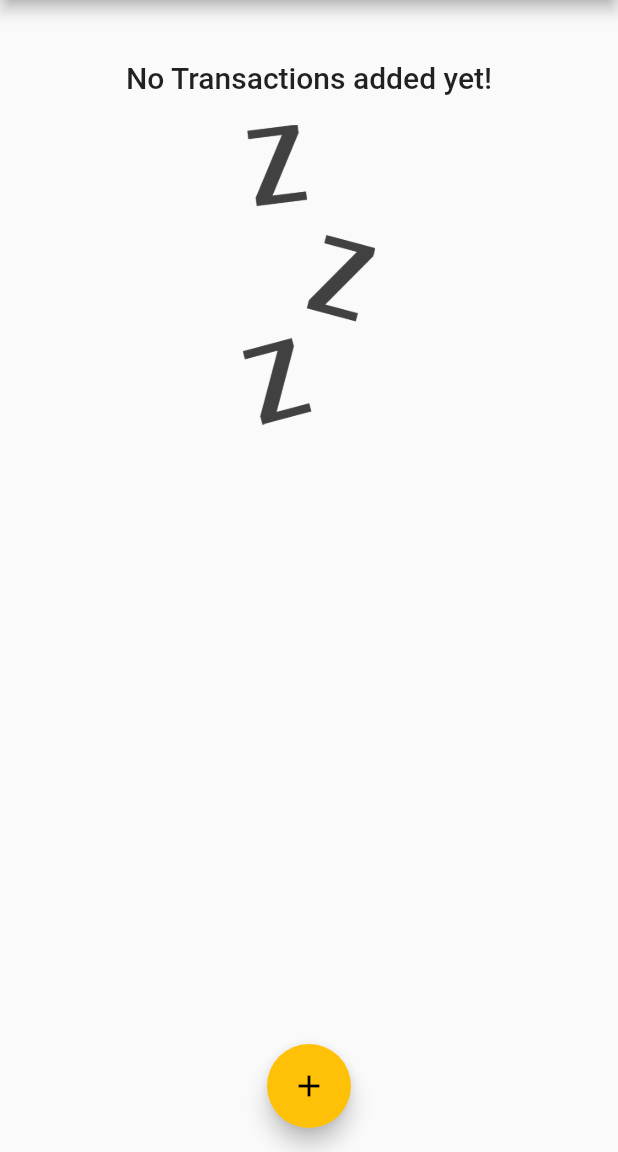
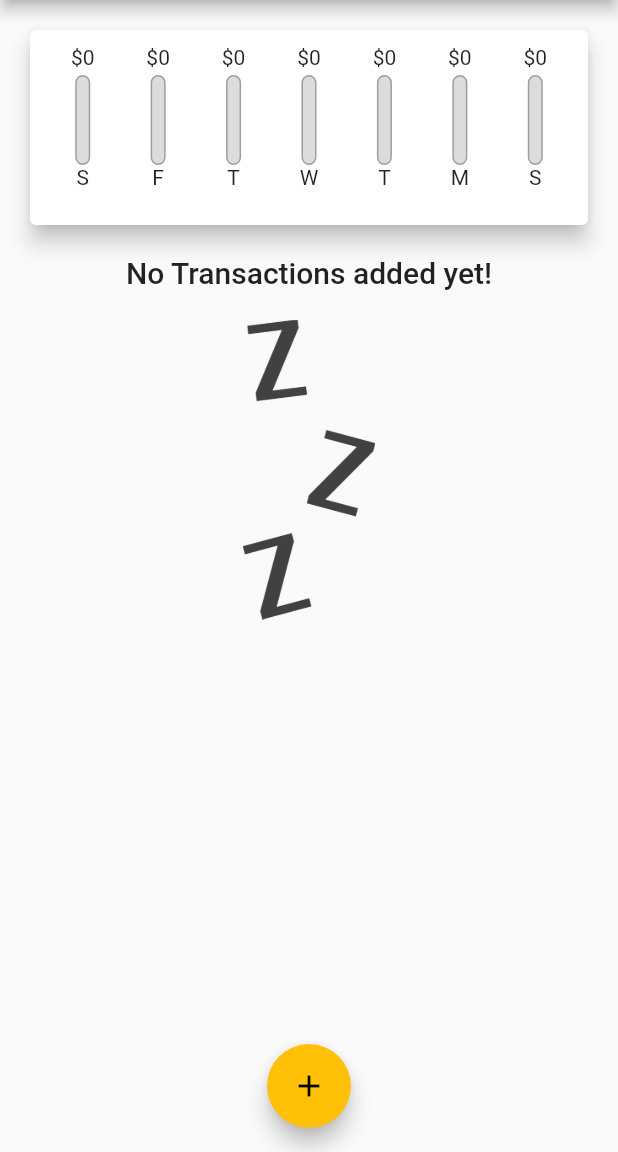
Before and after one commit to MukhammedAli/PersonalExpensesTracker, a Flutter app: the screen it shows after launch, on a phone screen of 412 x 824 dp, the part 84-1236 px from its top. Run offline on Flutter 3.47's test engine with Material 2 defaults, Android fonts, the phone set to English and light mode, and no system bars; Roboto replaces fonts that are missing (OpenSans-Regular).

Commit message:
Completed chart bar

```diff
--- a/lib/widgets/chart.dart
+++ b/lib/widgets/chart.dart
@@ -1,6 +1,7 @@
 import 'package:flutter/material.dart';
 import '../models/transaction.dart';
 import 'package:intl/intl.dart';
+import './chart_bar.dart';
 
 class Chart extends StatelessWidget {
   final List<Transaction> recentTransactions;
@@ -23,7 +24,16 @@ class Chart extends StatelessWidget {
 
       print(DateFormat.E().format(weekDay));
       print(totalSum);
-      return {'day': DateFormat.E().format(weekDay), 'amount': totalSum};
+      return {
+        'day': DateFormat.E().format(weekDay).substring(0, 1),
+        'amount': totalSum
+      };
+    });
+  }
+
+  double get totalSpending {
+    return groupedTransactionsValues.fold(0.0, (sum, item) {
+      return sum + (item['amount'] as double);
     });
   }
 
@@ -32,7 +42,24 @@ class Chart extends StatelessWidget {
     return Card(
       elevation: 6,
       margin: EdgeInsets.all(20),
-      child: Row(children: <Widget>[]),
+      child: Padding(
+        padding: EdgeInsets.all(10),
+        child: Row(
+          mainAxisAlignment: MainAxisAlignment.spaceAround,
+          children: groupedTransactionsValues.map((data) {
+            return Flexible(
+              fit: FlexFit.tight,
+              child: ChartBar(
+                data['day'] as String,
+                data['amount'] as double,
+                totalSpending == 0.0
+                    ? 0.0
+                    : (data['amount'] as double) / totalSpending,
+              ),
+            );
+          }).toList(),
+        ),
+      ),
     );
   }
 }
--- /dev/null
+++ b/lib/widgets/chart_bar.dart
@@ -0,0 +1,71 @@
+import 'package:flutter/material.dart';
+
+class ChartBar extends StatelessWidget {
+  final String label;
+  final double spendingAmount;
+  final double spendingPctOfTotal;
+
+  ChartBar(this.label, this.spendingAmount, this.spendingPctOfTotal);
+
+  @override
+  Widget build(BuildContext context) {
+    return Column(children: <Widget>[
+      FittedBox(child: Text('\$${spendingAmount.toStringAsFixed(0)}')),
+      SizedBox(
+        height: 4,
+      ),
+      Container(
+        height: 60,
+        width: 10,
+        child: Stack(
+          children: <Widget>[
+            Container(
+              decoration: BoxDecoration(
+                border: Border.all(color: Colors.grey, width: 1.0),
+                color: Color.fromRGBO(220, 220, 220, 1),
+                borderRadius: BorderRadius.circular(10),
+              ),
+            ),
+            FractionallySizedBox(
+              heightFactor: spendingPctOfTotal,
+              child: Container(
+                decoration: BoxDecoration(
+                    color: Theme.of(context).primaryColor,
+                    borderRadius: BorderRadius.circular(10)),
+              ),
+            ),
+          ],
+        ),
+      ),
+      SizedBox(
+        height: 30,
+        child: Text(label),
+      ),
+    ]);
+  }
+}
+//
+// Container(
+// height: 60,
+// width: 10,
+// child: Stack(
+// children: <Widget>[
+// Container(
+// decoration: BoxDecoration(
+// border: Border.all(color: Colors.grey, width: 1.0),
+// color: Color.fromRGBO(220, 220, 220, 1),
+// borderRadius: BorderRadius.circular(10),
+// )),
+// FractionallySizedBox(
+// heightFactor: spendingPctOfTotal,
+// child: Container(
+// decoration: BoxDecoration(
+// color: Theme.of(context).primaryColor,
+// borderRadius: BorderRadius.circular(20),
+// ),
+// )),
+// SizedBox(height: 4),
+// Text(label),
+// ],
+// ),
+// ),
```
